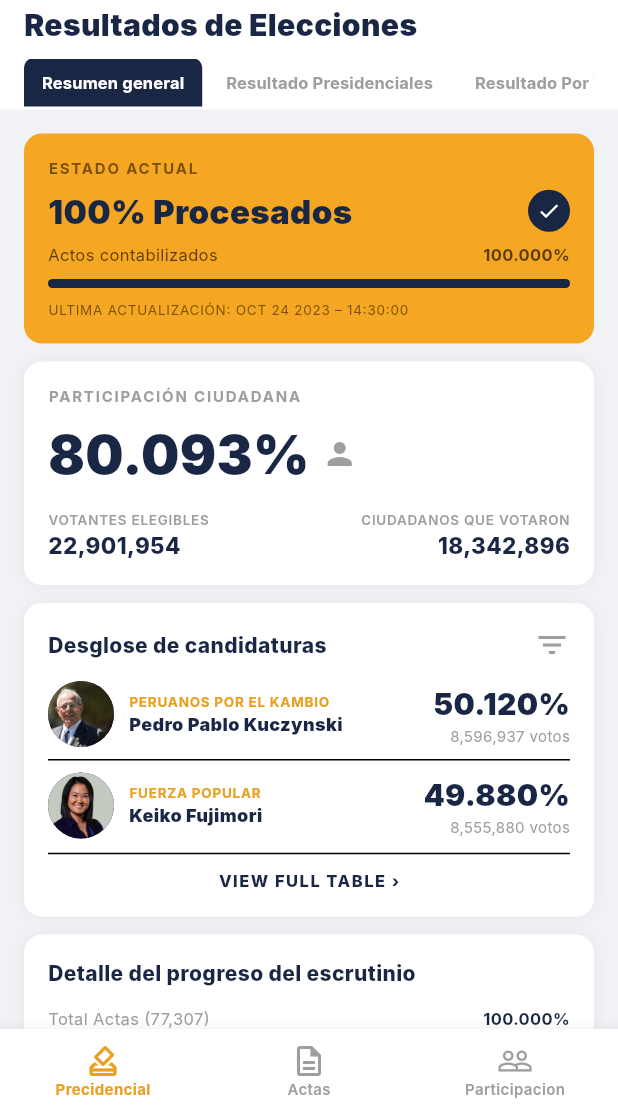
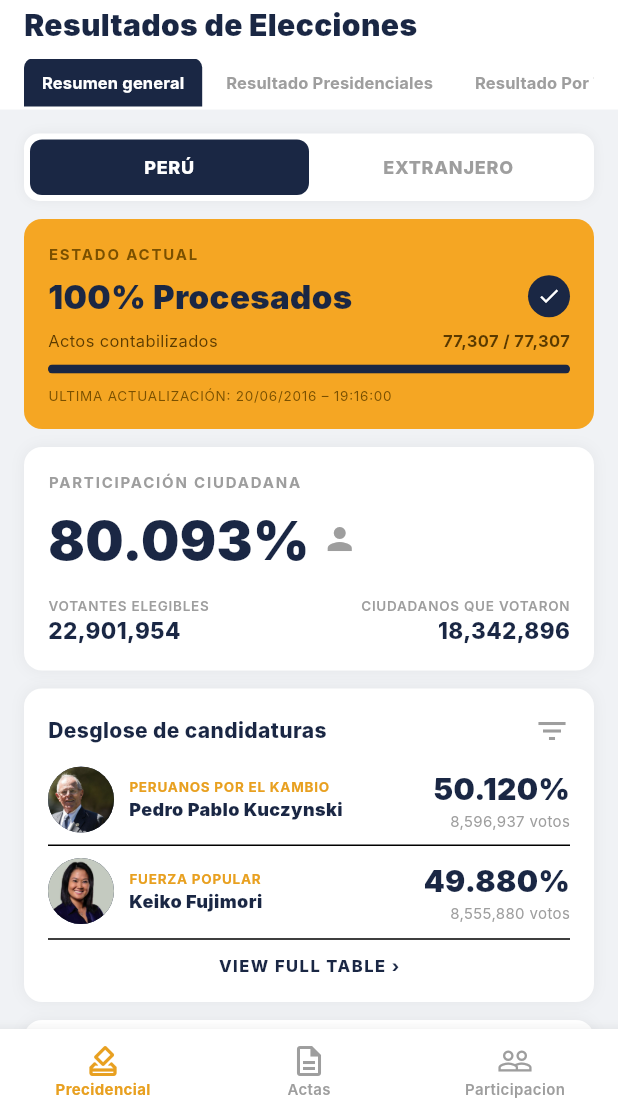
Before and after one commit to Tarias123/Onpe_Flutter, a Flutter app: the screen it shows after launch, on a phone screen of 412 x 824 dp, the part 123-1236 px from its top. Run offline on Flutter 3.47's test engine with Material 3 defaults, Android fonts, the phone set to English and light mode, and no system bars; Roboto replaces fonts that are missing (Inter).

Commit message:
Agregar toggle Peru/Extranjero en Resumen General con datos dinamicos

```diff
--- a/lib/pages/presidencial_page.dart
+++ b/lib/pages/presidencial_page.dart
@@ -113,32 +113,83 @@ class _SubHeader extends StatelessWidget {
 
 // ─── TAB 1: Resumen General ───────────────────────────────────────────────────
 
-class _ResumenGeneral extends StatelessWidget {
+class _ResumenGeneral extends StatefulWidget {
   const _ResumenGeneral();
 
   @override
+  State<_ResumenGeneral> createState() => _ResumenGeneralState();
+}
+
+class _ResumenGeneralState extends State<_ResumenGeneral> {
+  bool _esExtranjero = false;
+
+  @override
   Widget build(BuildContext context) {
+    final stats = _esExtranjero ? statsExtranjero : statsPeru;
+    final lista = _esExtranjero ? candidatosExtranjero : candidatosPeru;
+
     return ListView(
       padding: const EdgeInsets.all(16),
       children: [
+        // Toggle Perú / Extranjero
+        Container(
+          decoration: BoxDecoration(
+            color: Colors.white,
+            borderRadius: BorderRadius.circular(10),
+            boxShadow: [BoxShadow(color: Colors.black.withAlpha(13), blurRadius: 6)],
+          ),
+          padding: const EdgeInsets.all(4),
+          child: Row(children: [
+            _toggleBtn('PERÚ', !_esExtranjero, () => setState(() => _esExtranjero = false)),
+            _toggleBtn('EXTRANJERO', _esExtranjero, () => setState(() => _esExtranjero = true)),
+          ]),
+        ),
+        const SizedBox(height: 12),
         // Estado actual
-        _CardEstado(),
+        _CardEstado(stats: stats),
         const SizedBox(height: 12),
         // Participación ciudadana
-        _CardParticipacion(),
+        _CardParticipacion(stats: stats),
         const SizedBox(height: 12),
         // Desglose candidaturas
-        _CardDesglose(),
+        _CardDesglose(candidatos: lista, stats: stats),
         const SizedBox(height: 12),
         // Progreso escrutinio
-        _CardProgreso(),
+        _CardProgreso(stats: stats),
         const SizedBox(height: 12),
       ],
+    );
+  }
+
+  Widget _toggleBtn(String label, bool active, VoidCallback onTap) {
+    return Expanded(
+      child: GestureDetector(
+        onTap: onTap,
+        child: AnimatedContainer(
+          duration: const Duration(milliseconds: 200),
+          padding: const EdgeInsets.symmetric(vertical: 10),
+          decoration: BoxDecoration(
+            color: active ? AppColors.navyDark : Colors.transparent,
+            borderRadius: BorderRadius.circular(8),
+          ),
+          child: Text(label,
+              textAlign: TextAlign.center,
+              style: TextStyle(
+                fontSize: 12,
+                fontWeight: FontWeight.w800,
+                color: active ? Colors.white : Colors.grey,
+                letterSpacing: 0.5,
+              )),
+        ),
+      ),
     );
   }
 }
 
 class _CardEstado extends StatelessWidget {
+  final RegionalStats stats;
+  const _CardEstado({required this.stats});
+
   @override
   Widget build(BuildContext context) {
     return Container(
@@ -168,9 +219,10 @@ class _CardEstado extends StatelessWidget {
           const SizedBox(height: 6),
           Row(
             mainAxisAlignment: MainAxisAlignment.spaceBetween,
-            children: const [
-              Text('Actos contabilizados', style: TextStyle(fontSize: 11, color: Color(0xFF5A3A00))),
-              Text('100.000%', style: TextStyle(fontSize: 11, fontWeight: FontWeight.w700, color: Color(0xFF5A3A00))),
+            children: [
+              const Text('Actos contabilizados', style: TextStyle(fontSize: 11, color: Color(0xFF5A3A00))),
+              Text('${stats.contabilizadas} / ${stats.totalActas}',
+                  style: const TextStyle(fontSize: 11, fontWeight: FontWeight.w700, color: Color(0xFF5A3A00))),
             ],
           ),
           const SizedBox(height: 8),
@@ -184,7 +236,7 @@ class _CardEstado extends StatelessWidget {
             ),
           ),
           const SizedBox(height: 8),
-          const Text('ULTIMA ACTUALIZACIÓN: OCT 24 2023 – 14:30:00',
+          const Text('ULTIMA ACTUALIZACIÓN: 20/06/2016 – 19:16:00',
               style: TextStyle(fontSize: 9, color: Color(0xFF7A5000), letterSpacing: 0.5)),
         ],
       ),
@@ -193,6 +245,9 @@ class _CardEstado extends StatelessWidget {
 }
 
 class _CardParticipacion extends StatelessWidget {
+  final RegionalStats stats;
+  const _CardParticipacion({required this.stats});
+
   @override
   Widget build(BuildContext context) {
     return Container(
@@ -206,19 +261,19 @@ class _CardParticipacion extends StatelessWidget {
               style: TextStyle(fontSize: 10, fontWeight: FontWeight.w700, color: Colors.grey, letterSpacing: 1.2)),
           const SizedBox(height: 6),
           Row(
-            children: const [
-              Text('80.093%',
-                  style: TextStyle(fontSize: 36, fontWeight: FontWeight.w900, color: AppColors.navyDark)),
-              SizedBox(width: 8),
-              Icon(Icons.person, color: Colors.grey, size: 24),
+            children: [
+              Text(stats.porcentajeFinal,
+                  style: const TextStyle(fontSize: 36, fontWeight: FontWeight.w900, color: AppColors.navyDark)),
+              const SizedBox(width: 8),
+              const Icon(Icons.person, color: Colors.grey, size: 24),
             ],
           ),
           const SizedBox(height: 12),
           Row(
             mainAxisAlignment: MainAxisAlignment.spaceBetween,
             children: [
-              _statItem('VOTANTES ELEGIBLES', '22,901,954'),
-              _statItem('CIUDADANOS QUE VOTARON', '18,342,896', align: TextAlign.right),
+              _statItem('VOTANTES ELEGIBLES', stats.electoresHabiles),
+              _statItem('CIUDADANOS QUE VOTARON', stats.participantes, align: TextAlign.right),
             ],
           ),
         ],
@@ -238,6 +293,10 @@ class _CardParticipacion extends StatelessWidget {
 }
 
 class _CardDesglose extends StatelessWidget {
+  final List<Candidato> candidatos;
+  final RegionalStats stats;
+  const _CardDesglose({required this.candidatos, required this.stats});
+
   @override
   Widget build(BuildContext context) {
     return Container(
@@ -500,16 +559,18 @@ class _FullTableSheet extends StatelessWidget {
 }
 
 class _CardProgreso extends StatelessWidget {
-  final items = const [
-    ('Total Actas (77,307)', '100.000%', 1.0),
-    ('Actas Procesadas', '100.000%', 1.0),
-    ('Actas Contabilizadas', '100.000%', 1.0),
-    ('Para envío al JEE', '0.000%', 0.0),
-    ('Por procesar', '0.000%', 0.0),
-  ];
+  final RegionalStats stats;
+  const _CardProgreso({required this.stats});
 
   @override
   Widget build(BuildContext context) {
+    final items = [
+      ('Total Actas (${stats.totalActas})', '100.000%', 1.0),
+      ('Actas Procesadas', '100.000%', 1.0),
+      ('Actas Contabilizadas', '100.000%', 1.0),
+      ('Para envío al JEE', '0.000%', 0.0),
+      ('Por procesar', '0.000%', 0.0),
+    ];
     return Container(
       padding: const EdgeInsets.all(16),
       decoration: BoxDecoration(color: Colors.white, borderRadius: BorderRadius.circular(12),
```
